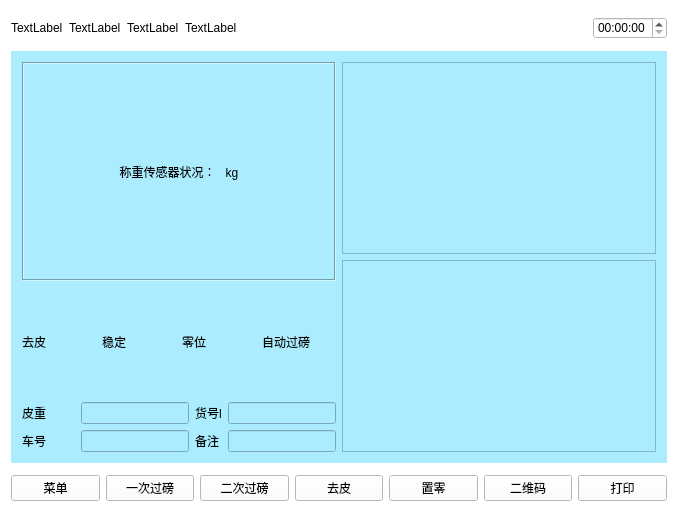
xsw258x2s5w8/WeightSensor, file WeighSensor/index.ui: the form before one commit.
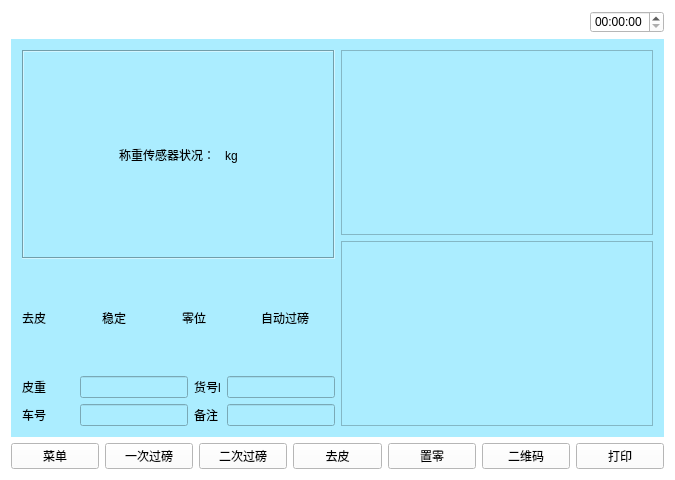
The form after the commit. Icons and pictures are not drawn.

What changed in the file:
```diff
--- a/WeighSensor/index.ui
+++ b/WeighSensor/index.ui
@@ -6,8 +6,8 @@
    <rect>
     <x>0</x>
     <y>0</y>
-    <width>678</width>
-    <height>521</height>
+    <width>675</width>
+    <height>480</height>
    </rect>
   </property>
   <property name="sizePolicy">
@@ -29,35 +29,63 @@
    <string notr="true">background-color: rgb(255, 255, 255);</string>
   </property>
   <widget class="QWidget" name="centralWidget">
-   <layout class="QVBoxLayout" name="verticalLayout_5">
+   <layout class="QVBoxLayout" name="verticalLayout_5" stretch="1,5,1">
     <item>
      <layout class="QHBoxLayout" name="horizontalLayout_4">
       <item>
-       <widget class="QLabel" name="label_10">
+       <widget class="QPushButton" name="pushButton">
         <property name="text">
-         <string>TextLabel</string>
+         <string/>
         </property>
+        <property name="icon">
+         <iconset resource="myimages.qrc">
+          <normaloff>:/image/images/4g.png</normaloff>:/image/images/4g.png</iconset>
+        </property>
+        <property name="flat">
+         <bool>true</bool>
+        </property>
        </widget>
       </item>
       <item>
-       <widget class="QLabel" name="label_11">
+       <widget class="QPushButton" name="pushButton_2">
         <property name="text">
-         <string>TextLabel</string>
+         <string/>
         </property>
+        <property name="icon">
+         <iconset resource="myimages.qrc">
+          <normaloff>:/image/images/wireless.svg</normaloff>:/image/images/wireless.svg</iconset>
+        </property>
+        <property name="flat">
+         <bool>true</bool>
+        </property>
        </widget>
       </item>
       <item>
-       <widget class="QLabel" name="label_12">
+       <widget class="QPushButton" name="pushButton_4">
         <property name="text">
-         <string>TextLabel</string>
+         <string/>
         </property>
+        <property name="icon">
+         <iconset resource="myimages.qrc">
+          <normaloff>:/image/images/bl.svg</normaloff>:/image/images/bl.svg</iconset>
+        </property>
+        <property name="flat">
+         <bool>true</bool>
+        </property>
        </widget>
       </item>
       <item>
-       <widget class="QLabel" name="label_13">
+       <widget class="QPushButton" name="pushButton_5">
         <property name="text">
-         <string>TextLabel</string>
+         <string/>
         </property>
+        <property name="icon">
+         <iconset resource="myimages.qrc">
+          <normaloff>:/image/images/locate.svg</normaloff>:/image/images/locate.svg</iconset>
+        </property>
+        <property name="flat">
+         <bool>true</bool>
+        </property>
        </widget>
       </item>
       <item>
```
Left out of the diff: 10 changed lines with no effect on the pictures.
